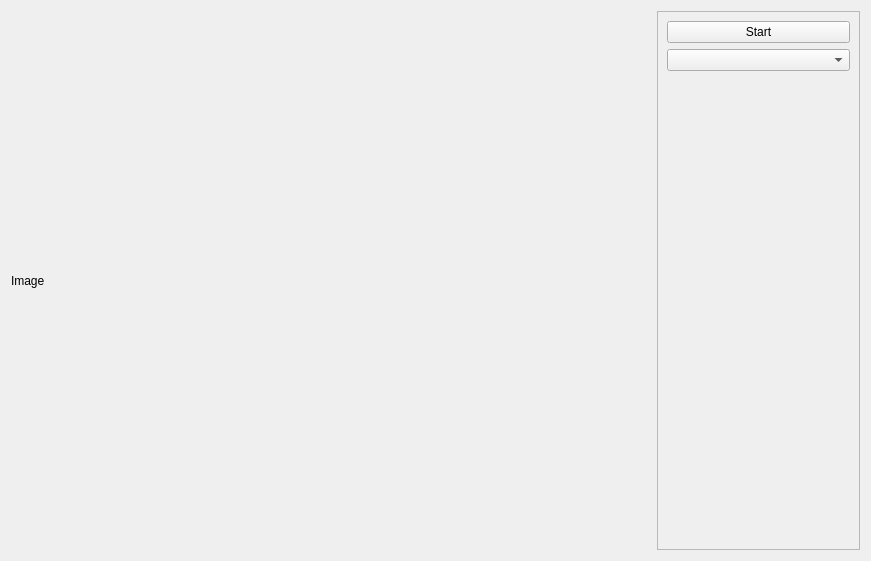
Old version of the form components/yolov4-tracker/src/localUI.ui in the repository robocomp/dsr-graph.
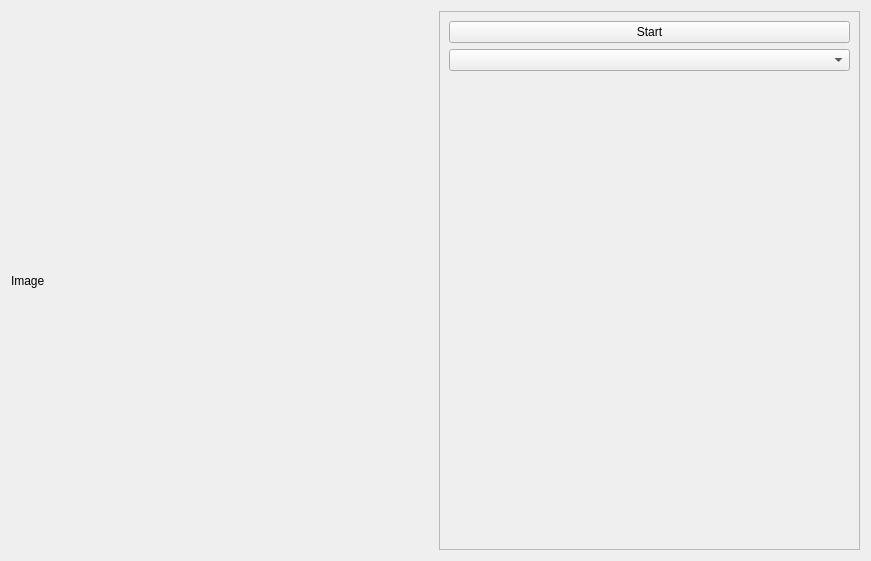
New version of the form.

The edit to the form file:
```diff
--- a/components/yolov4-tracker/src/localUI.ui
+++ b/components/yolov4-tracker/src/localUI.ui
@@ -18,10 +18,16 @@
     <layout class="QHBoxLayout" name="horizontalLayout">
      <item>
       <widget class="QLabel" name="rgb_image">
+       <property name="sizePolicy">
+        <sizepolicy hsizetype="Minimum" vsizetype="Minimum">
+         <horstretch>0</horstretch>
+         <verstretch>0</verstretch>
+        </sizepolicy>
+       </property>
        <property name="minimumSize">
         <size>
-         <width>640</width>
-         <height>480</height>
+         <width>416</width>
+         <height>416</height>
         </size>
        </property>
        <property name="text">
```
